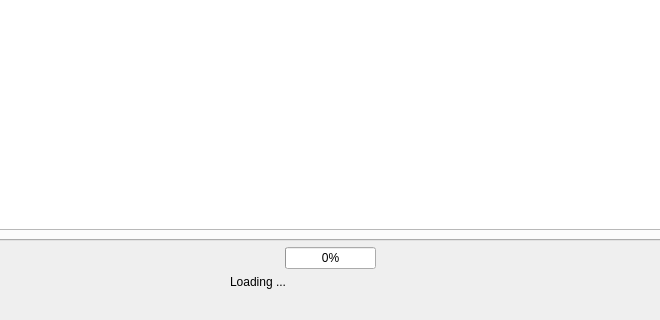
Old version of the form app/resources/main_window.ui in the repository EL-BID/red_basica; both pictures show x 225 to 885 and y 280 to 600 of the 1111 by 600 pixel window.
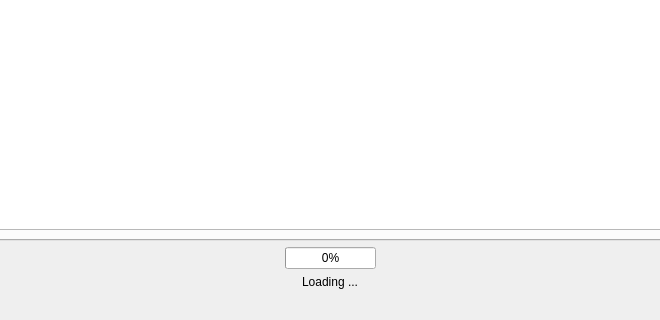
New version of the form.

Commit message: Loading message: Center text

What changed in the file:
```diff
--- a/app/resources/main_window.ui
+++ b/app/resources/main_window.ui
@@ -75,19 +75,22 @@
      <widget class="QLabel" name="progressMsg">
       <property name="minimumSize">
        <size>
-        <width>200</width>
+        <width>500</width>
         <height>0</height>
        </size>
       </property>
       <property name="maximumSize">
        <size>
-        <width>0</width>
+        <width>300</width>
         <height>16777215</height>
        </size>
       </property>
       <property name="text">
        <string>Loading ...</string>
       </property>
+      <property name="alignment">
+       <set>Qt::AlignCenter</set>
+      </property>
      </widget>
     </item>
    </layout>
```
Left out of the diff: 2 changed lines with no effect on the pictures. The commit also changes 1 other file.
